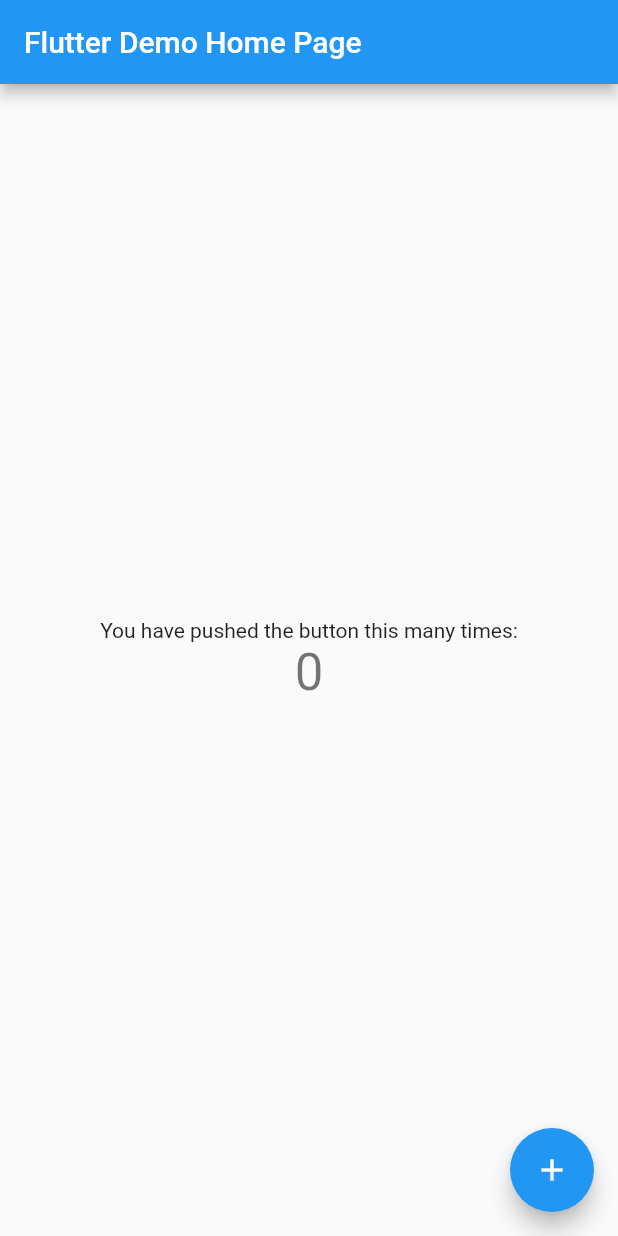
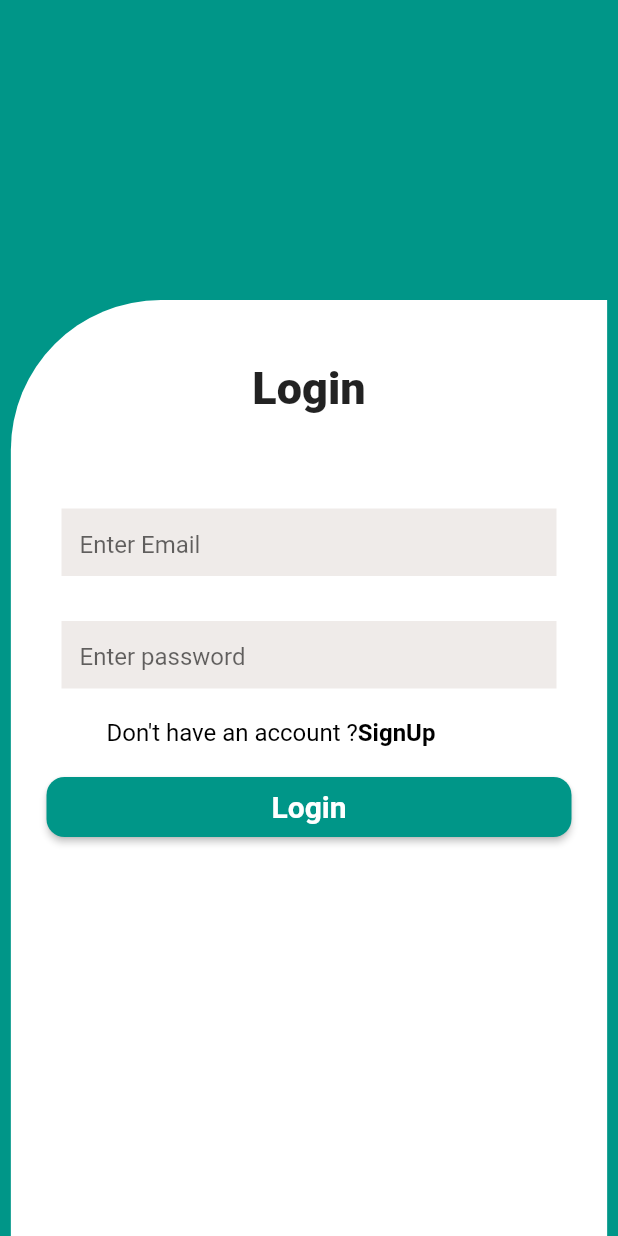
Before and after one commit to Nicodona/ifind_frontend, a Flutter app: the screen it shows after launch, on a phone screen of 412 x 824 dp. Run offline on Flutter 3.47's test engine with Material 2 defaults, Android fonts, the phone set to English and light mode, and no system bars.

Commit message:
login screen

```diff
--- /dev/null
+++ b/lib/authscreens/login.dart
@@ -0,0 +1,158 @@
+import 'package:flutter/material.dart';
+
+class Login extends StatefulWidget {
+  const Login({Key? key}) : super(key: key);
+
+  @override
+  State<Login> createState() => _LoginState();
+}
+
+class _LoginState extends State<Login> {
+
+  TextEditingController emailController = TextEditingController();
+  TextEditingController passwordController = TextEditingController();
+  @override
+  Widget build(BuildContext context) {
+    return Scaffold(
+      backgroundColor: Colors.teal,
+
+      body: SingleChildScrollView(
+        child: Column(
+          children: [
+            Container(
+              color: Colors.transparent,
+              height: 200,
+            ),
+            Container(
+              height: 900,
+              decoration: BoxDecoration(
+                color: Colors.white,
+                borderRadius: BorderRadius.only(topLeft: Radius.circular(100)),
+                border: Border.all(color: Colors.transparent)
+              ),
+              child: Column(
+               // crossAxisAlignment: CrossAxisAlignment.stretch,
+                mainAxisAlignment: MainAxisAlignment.start,
+                children: [
+
+                    Padding(
+                      padding: const EdgeInsets.symmetric(vertical: 40, horizontal: 160),
+                      child: Container(
+                          child: const Text("Login",
+                          style: TextStyle(
+                            color: Colors.black87,
+                            fontWeight: FontWeight.w900,
+                            fontSize: 30
+                          ),
+                          ),
+                      ),
+                    ),
+                  Padding(padding: const EdgeInsets.all(8.0),
+                  child: Form(
+                    child: Container(
+                        width: 360,
+                        height: (MediaQuery.of(context).size.height),
+                        decoration: BoxDecoration(
+                            borderRadius: BorderRadius.circular(20),
+                            color: Colors.white
+                        ),
+                        child: Padding(
+                          padding: const EdgeInsets.all(5),
+                          child:  ListView(
+                            children: <Widget>[
+                              SizedBox(
+                                height: 55,
+                                child: Container(
+                                  padding: const EdgeInsets.fromLTRB(10, 10, 10, 0),
+                                  child: TextFormField(
+                                    obscureText: false,
+                                    controller: emailController,
+                                    decoration:  InputDecoration(
+                                      filled: true,
+                                      fillColor: Colors.brown[50],
+                                      border: InputBorder.none,
+                                      hintText: 'Enter Email',
+                                    ),
+                                  ),
+                                ),
+                              ),
+
+                              SizedBox(height: 20,),
+                              SizedBox(
+                                height: 55,
+                                child: Container(
+                                  padding: const EdgeInsets.fromLTRB(10, 10, 10, 0),
+                                  child: TextFormField(
+                                    obscureText: true,
+                                    controller: passwordController,
+                                    decoration:  InputDecoration(
+                                      filled: true,
+                                      fillColor: Colors.brown[50],
+                                      border: InputBorder.none,
+                                      hintText: 'Enter password',
+                                    ),
+                                  ),
+                                ),
+                              ),
+                              SizedBox(height: 20,),
+                              Row(
+                                children: const <Widget>[
+                                  SizedBox(
+
+                                    width: 40,
+                                  ),
+                                  //SizedBox
+                                  Text("Don't have an account ?",
+                                      style: TextStyle(color: Colors.black,
+                                        fontSize: 16.0,
+                                      )),
+                                  Text("SignUp",
+                                      style: TextStyle(color: Colors.black,
+                                        fontSize: 16.0,
+                                        fontWeight: FontWeight.bold
+                                      ))
+                                ], //<Widget>[]
+                              ),
+                              SizedBox(height: 20,),
+
+
+                              SizedBox(
+                                  height: 40,
+                                  width: 40,
+                                  // padding: const EdgeInsets.fromLTRB(10, 0, 10, 0),
+                                  child: ElevatedButton(
+                                    onPressed: () {
+                                      // login(emailController.text.toString(), passwordController.text.toString());
+                                    },
+                                    style: ElevatedButton.styleFrom(
+                                      primary: Colors.teal,
+
+                                      shape: RoundedRectangleBorder(
+                                        borderRadius: BorderRadius.circular(12),
+                                      ),
+
+                                    ),
+                                    child: const Text('Login',
+                                      style: TextStyle(
+                                        fontSize: 20,
+                                        fontWeight: FontWeight.bold
+                                      ),),
+                                  )
+                              ),
+
+                            ],
+                          ),
+                        )
+
+                    ),
+                  ),
+                  )
+                ],
+              ),
+            )
+          ],
+        ),
+      ),
+    );
+  }
+}
--- a/lib/main.dart
+++ b/lib/main.dart
@@ -1,115 +1,11 @@
 import 'package:flutter/material.dart';
+import 'package:ifind_backend/authscreens/login.dart';
 
 void main() {
-  runApp(const MyApp());
+  runApp(MaterialApp(
+    initialRoute: '/',
+    routes: {
+      '/': (context) => Login()
+    },
+  ));
 }
-
-class MyApp extends StatelessWidget {
-  const MyApp({super.key});
-
-  // This widget is the root of your application.
-  @override
-  Widget build(BuildContext context) {
-    return MaterialApp(
-      title: 'Flutter Demo',
-      theme: ThemeData(
-        // This is the theme of your application.
-        //
-        // Try running your application with "flutter run". You'll see the
-        // application has a blue toolbar. Then, without quitting the app, try
-        // changing the primarySwatch below to Colors.green and then invoke
-        // "hot reload" (press "r" in the console where you ran "flutter run",
-        // or simply save your changes to "hot reload" in a Flutter IDE).
-        // Notice that the counter didn't reset back to zero; the application
-        // is not restarted.
-        primarySwatch: Colors.blue,
-      ),
-      home: const MyHomePage(title: 'Flutter Demo Home Page'),
-    );
-  }
-}
-
-class MyHomePage extends StatefulWidget {
-  const MyHomePage({super.key, required this.title});
-
-  // This widget is the home page of your application. It is stateful, meaning
-  // that it has a State object (defined below) that contains fields that affect
-  // how it looks.
-
-  // This class is the configuration for the state. It holds the values (in this
-  // case the title) provided by the parent (in this case the App widget) and
-  // used by the build method of the State. Fields in a Widget subclass are
-  // always marked "final".
-
-  final String title;
-
-  @override
-  State<MyHomePage> createState() => _MyHomePageState();
-}
-
-class _MyHomePageState extends State<MyHomePage> {
-  int _counter = 0;
-
-  void _incrementCounter() {
-    setState(() {
-      // This call to setState tells the Flutter framework that something has
-      // changed in this State, which causes it to rerun the build method below
-      // so that the display can reflect the updated values. If we changed
-      // _counter without calling setState(), then the build method would not be
-      // called again, and so nothing would appear to happen.
-      _counter++;
-    });
-  }
-
-  @override
-  Widget build(BuildContext context) {
-    // This method is rerun every time setState is called, for instance as done
-    // by the _incrementCounter method above.
-    //
-    // The Flutter framework has been optimized to make rerunning build methods
-    // fast, so that you can just rebuild anything that needs updating rather
-    // than having to individually change instances of widgets.
-    return Scaffold(
-      appBar: AppBar(
-        // Here we take the value from the MyHomePage object that was created by
-        // the App.build method, and use it to set our appbar title.
-        title: Text(widget.title),
-      ),
-      body: Center(
-        // Center is a layout widget. It takes a single child and positions it
-        // in the middle of the parent.
-        child: Column(
-          // Column is also a layout widget. It takes a list of children and
-          // arranges them vertically. By default, it sizes itself to fit its
-          // children horizontally, and tries to be as tall as its parent.
-          //
-          // Invoke "debug painting" (press "p" in the console, choose the
-          // "Toggle Debug Paint" action from the Flutter Inspector in Android
-          // Studio, or the "Toggle Debug Paint" command in Visual Studio Code)
-          // to see the wireframe for each widget.
-          //
-          // Column has various properties to control how it sizes itself and
-          // how it positions its children. Here we use mainAxisAlignment to
-          // center the children vertically; the main axis here is the vertical
-          // axis because Columns are vertical (the cross axis would be
-          // horizontal).
-          mainAxisAlignment: MainAxisAlignment.center,
-          children: <Widget>[
-            const Text(
-              'You have pushed the button this many times:',
-            ),
-            Text(
-              '$_counter',
-              style: Theme.of(context).textTheme.headline4,
-            ),
-          ],
-        ),
-      ),
-      floatingActionButton: FloatingActionButton(
-        onPressed: _incrementCounter,
-        tooltip: 'Increment',
-        child: const Icon(Icons.add),
-      ), // This trailing comma makes auto-formatting nicer for build methods.
-    );
-  }
-}
```
